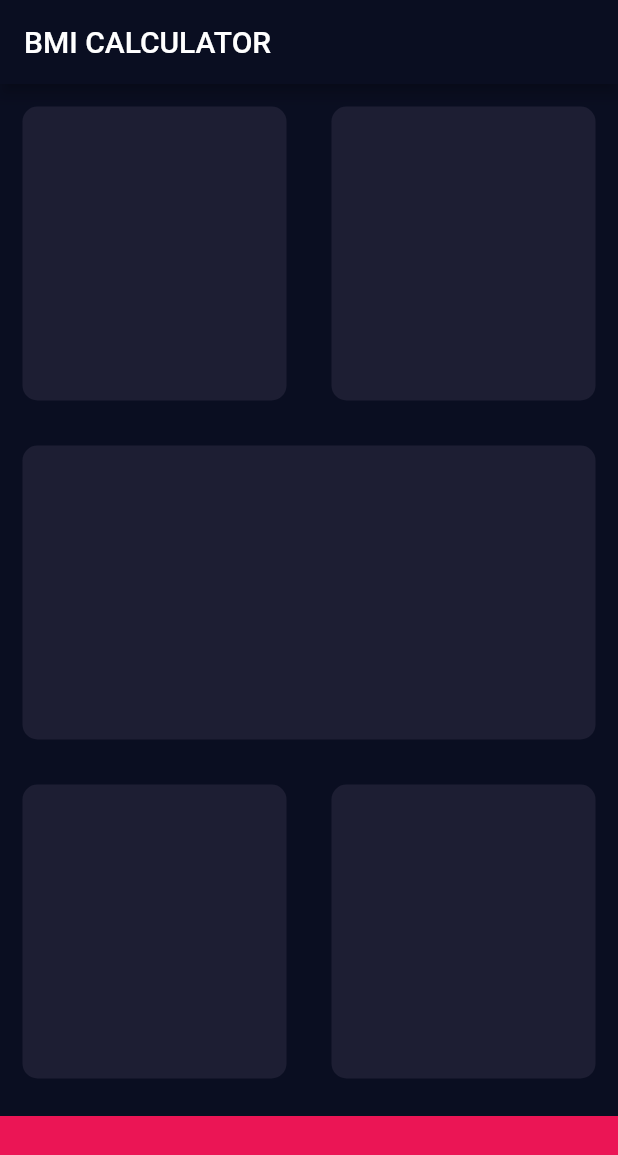
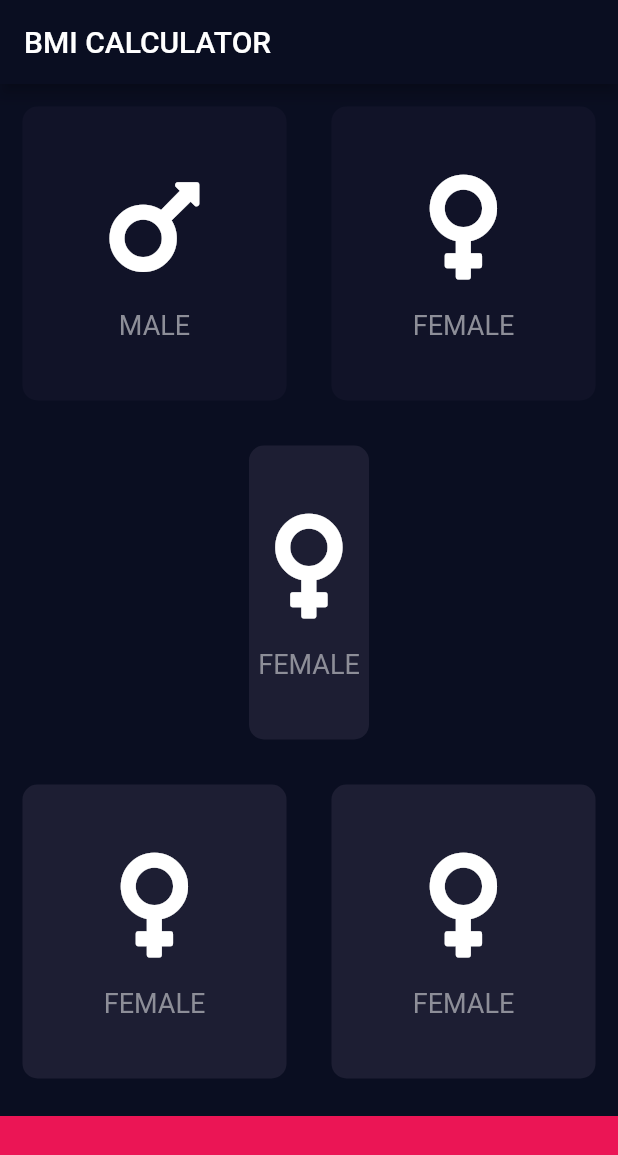
Before and after one commit to caputdraconis050630/bmi-calculator, a Flutter app: the screen it shows after launch, on a phone screen of 412 x 824 dp. Shown: the top 1155 px of the screen. Run offline on Flutter 3.47's test engine with Material 2 defaults, Android fonts, the phone set to English and light mode, and no system bars; our stand-ins replace font_awesome_flutter.

Commit message:
Add Male, Female Button Action

```diff
--- /dev/null
+++ b/lib/icon_content.dart
@@ -0,0 +1,36 @@
+import 'package:flutter/material.dart';
+import 'main.dart';
+import 'package:font_awesome_flutter/font_awesome_flutter.dart';
+
+const labelTextStyle = TextStyle(
+  fontSize: 18.0,
+  color: Color(0xFF8D8E98),
+);
+
+
+
+class IconContent extends StatelessWidget {
+
+  final IconData icon;
+  final String label;
+
+  IconContent({required this.icon, required this.label});
+  @override
+  Widget build(BuildContext context) {
+    return Column(
+      mainAxisAlignment: MainAxisAlignment.center,
+      children: [
+        Icon(
+          icon,
+          size: 80.0,
+        ),
+        SizedBox(
+          height: 15.0,
+        ),
+        Text(
+          label,
+          style: labelTextStyle),
+      ],
+    );
+  }
+}
--- a/lib/input_page.dart
+++ b/lib/input_page.dart
@@ -1,8 +1,15 @@
 import 'package:flutter/material.dart';
 import 'main.dart';
+import 'package:font_awesome_flutter/font_awesome_flutter.dart';
+import 'reusable_card.dart';
+import 'icon_content.dart';
+
+
+
 
 const bottomContainerHeight = 80.0;
 const activeCardColour = Color(0xFF1D1E33);
+const inactiveCardColor = Color(0xFF111328);
 const bottomContainerColour = Color(0xFFEB1555);
 
 class InputPage extends StatefulWidget{
@@ -11,6 +18,30 @@ class InputPage extends StatefulWidget{
 }
 
 class _InputPageState extends State<InputPage>{
+
+  Color maleCardColour = inactiveCardColor;
+  Color femaleCardColour = inactiveCardColor;
+
+  void updateColour(int gender){
+    // 1 = male, 2 = female;
+    if(gender == 1){
+      if(maleCardColour == activeCardColour){
+        maleCardColour = inactiveCardColor;
+      }else{
+        maleCardColour = activeCardColour;
+        femaleCardColour = inactiveCardColor;
+      }
+    }
+    else{
+      if(femaleCardColour == activeCardColour){
+        femaleCardColour = inactiveCardColor;
+      }else{
+        femaleCardColour = activeCardColour;
+        maleCardColour = inactiveCardColor;
+      }
+    }
+  }
+
   @override
   Widget build(BuildContext context){
     return Scaffold(
@@ -23,25 +54,55 @@ class _InputPageState extends State<InputPage>{
             child: Row(
               children: [
                 Expanded(
-                  child: ReusableCard(colour:activeCardColour),
+                  child: GestureDetector(
+                    onTap: (){
+                      setState(() {
+                        updateColour(1);
+                      });
+                    },
+                    child: ReusableCard(
+                        colour:maleCardColour,
+                        cardChild: IconContent(icon: FontAwesomeIcons.mars, label: "MALE"),
+                    ),
+                  ),
                 ),
                 Expanded(
-                    child: ReusableCard(colour:activeCardColour),
+                    child: GestureDetector(
+                      onTap: (){
+                        setState(() {
+                          updateColour(2);
+                        });
+                      },
+                      child: ReusableCard(
+                        colour:femaleCardColour,
+                        cardChild: IconContent(icon: FontAwesomeIcons.venus, label:"FEMALE"),
+                      ),
+                    ),
                 )
               ],
             ),
           ),
           Expanded(
-              child: ReusableCard(colour:activeCardColour),
+
+              child: ReusableCard(
+                colour:activeCardColour,
+                cardChild: IconContent(icon: FontAwesomeIcons.venus, label:"FEMALE"),
+              ),
           ),
           Expanded(
             child: Row(
               children: [
                 Expanded(
-                  child: ReusableCard(colour:activeCardColour),
+                  child: ReusableCard(
+                    colour:activeCardColour,
+                    cardChild: IconContent(icon: FontAwesomeIcons.venus, label:"FEMALE"),
+                  ),
                 ),
                 Expanded(
-                  child: ReusableCard(colour:activeCardColour),
+                  child: ReusableCard(
+                    colour:activeCardColour,
+                    cardChild: IconContent(icon: FontAwesomeIcons.venus, label:"FEMALE"),
+                  ),
                 )
               ],
             ),
@@ -57,20 +118,3 @@ class _InputPageState extends State<InputPage>{
     );
   }
 }
-
-class ReusableCard extends StatelessWidget {
-  ReusableCard({required this.colour});
-
-  final Color colour;
-
-  @override
-  Widget build(BuildContext context) {
-    return Container(
-      margin: EdgeInsets.all(15.0),
-      decoration: BoxDecoration(
-        color: colour,
-        borderRadius: BorderRadius.circular(10.0),
-      ),
-    );
-  }
-}
--- /dev/null
+++ b/lib/reusable_card.dart
@@ -0,0 +1,24 @@
+import 'package:flutter/material.dart';
+import 'main.dart';
+import 'package:font_awesome_flutter/font_awesome_flutter.dart';
+
+class ReusableCard extends StatelessWidget {
+  ReusableCard({required this.colour, required this.cardChild});
+
+  final Widget cardChild;
+  final Color colour;
+
+
+
+  @override
+  Widget build(BuildContext context) {
+    return Container(
+      child: cardChild,
+      margin: EdgeInsets.all(15.0),
+      decoration: BoxDecoration(
+        color: colour,
+        borderRadius: BorderRadius.circular(10.0),
+      ),
+    );
+  }
+}
--- a/pubspec.yaml
+++ b/pubspec.yaml
@@ -28,7 +28,7 @@ dependencies:
   # The following adds the Cupertino Icons font to your application.
   # Use with the CupertinoIcons class for iOS style icons.
   cupertino_icons: ^1.0.2
-
+  font_awesome_flutter: ^9.1.0
 dev_dependencies:
   flutter_test:
     sdk: flutter
```
Also changed, not shown: pubspec.lock.
